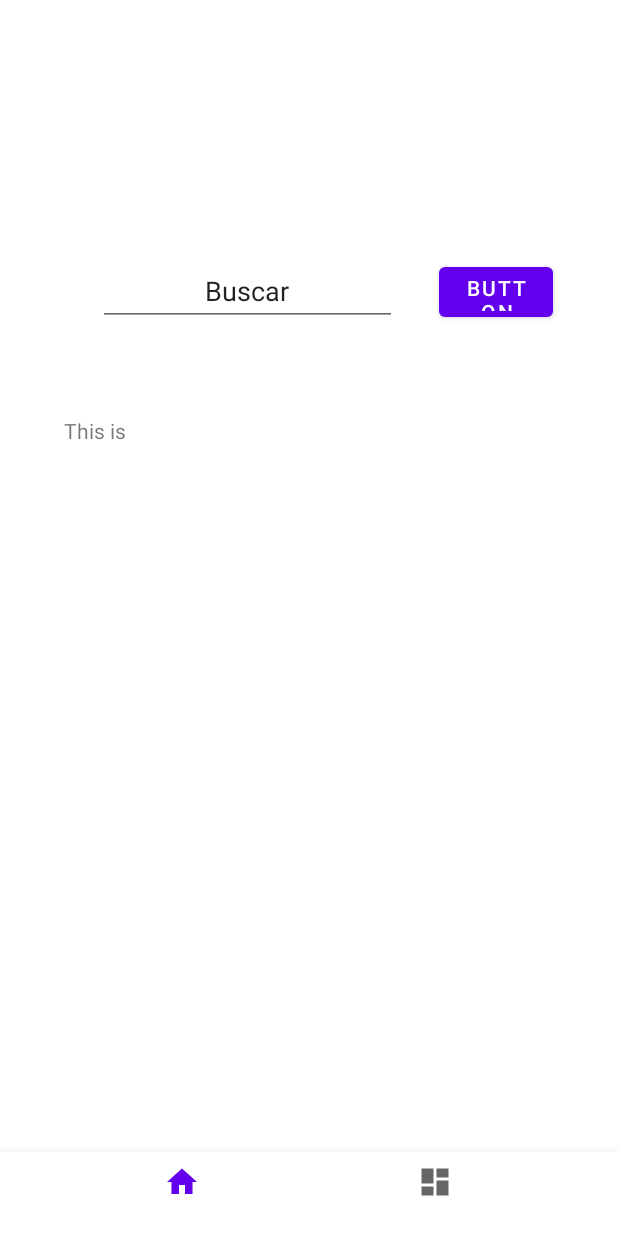
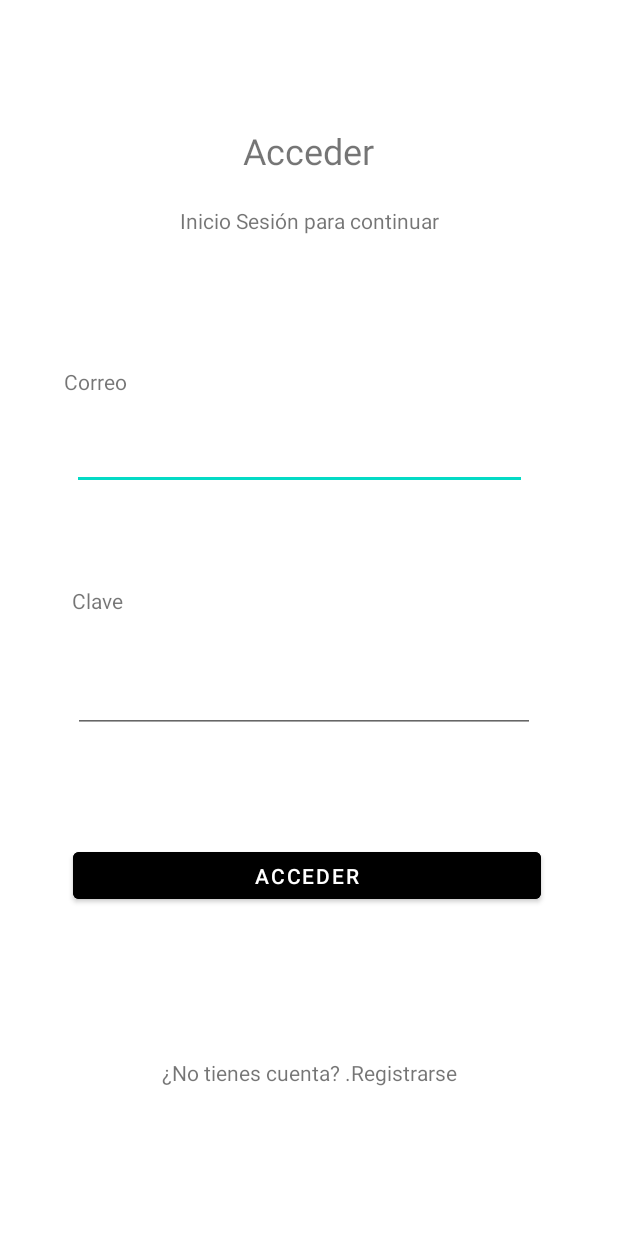
Before and after one commit to MaitenaRosaFiedler03/Organiko, an Android app: the screen it shows after launch (MainActivity before the commit, LoginActivity after it), on a phone screen of 412 x 824 dp. Run offline under Robolectric (Android 15) with nearby library versions, the phone set to English and light mode, and no system bars; our stand-ins replace Firebase (no records; nobody signed in at launch, a user with empty details on screens opened directly).

Commit message:
funciona inicio sesion y registro

```diff
--- a/app/build.gradle
+++ b/app/build.gradle
@@ -51,4 +51,8 @@ dependencies {
     implementation 'com.squareup.picasso:picasso:2.71828'
     implementation 'com.google.android.material:material:1.0.0'
     implementation 'com.squareup.retrofit2:converter-gson:2.5.0'
+    implementation 'com.google.firebase:firebase-analytics:17.2.1'
+    implementation 'com.google.firebase:firebase-database:19.2.0'
+    implementation 'com.google.firebase:firebase-auth:19.4.0'
+    implementation 'com.google.firebase:firebase-storage:19.2.0'
 }
--- /dev/null
+++ b/app/src/main/java/com/example/organiko1/Activity/LoginActivity.java
@@ -0,0 +1,111 @@
+package com.example.organiko1.Activity;
+
+import static androidx.constraintlayout.widget.Constraints.TAG;
+
+import androidx.annotation.NonNull;
+import androidx.annotation.Nullable;
+import androidx.appcompat.app.AppCompatActivity;
+
+import android.app.ProgressDialog;
+import android.content.Context;
+import android.content.Intent;
+import android.content.SharedPreferences;
+import android.os.Bundle;
+import android.text.TextUtils;
+import android.util.Log;
+import android.view.View;
+import android.widget.Button;
+import android.widget.EditText;
+import android.widget.TextView;
+import android.widget.Toast;
+
+import com.example.organiko1.R;
+import com.example.organiko1.databinding.ActivityLoginBinding;
+import com.google.android.gms.tasks.OnCompleteListener;
+import com.google.android.gms.tasks.Task;
+import com.google.firebase.auth.AuthResult;
+import com.google.firebase.auth.FirebaseAuth;
+import com.google.firebase.auth.FirebaseUser;
+import com.google.firebase.database.DataSnapshot;
+import com.google.firebase.database.DatabaseError;
+import com.google.firebase.database.DatabaseReference;
+import com.google.firebase.database.FirebaseDatabase;
+import com.google.firebase.database.ValueEventListener;
+
+public class LoginActivity extends AppCompatActivity {
+
+        private ActivityLoginBinding binding;
+
+        @Override
+        protected void onCreate(@Nullable Bundle savedInstanceState) {
+            super.onCreate(savedInstanceState);
+            binding = ActivityLoginBinding.inflate(getLayoutInflater());
+            View view = binding.getRoot();
+            setContentView(view);
+
+            EditText email = findViewById(R.id.email);
+            EditText password = findViewById(R.id.psswrd);
+            Button acceder = findViewById(R.id.acceder);
+
+            TextView registro = findViewById(R.id.registro);
+
+
+            registro.setOnClickListener(new View.OnClickListener() {
+                @Override
+                public void onClick(View view) {
+                    Intent intent = new Intent(LoginActivity.this, RegisterActivity.class);
+                    startActivity(intent);
+                }
+            });
+            FirebaseAuth auth;
+
+            //TODO(4): inicializar el atributo auth a la instancia de FirebaseAuth
+            auth = FirebaseAuth.getInstance();
+
+
+            acceder.setOnClickListener( new View.OnClickListener() {
+                @Override
+                public void onClick(View v) {
+
+                    ProgressDialog pd = showProgressDialog(LoginActivity.this);
+
+                    String email1 = email.getText().toString();
+                    String password1 = password.getText().toString();
+
+                    //si el email o la contraseñ a estan vacios manda mensaje de error
+                    if (TextUtils.isEmpty(email1) || TextUtils.isEmpty(password1)) {
+                        Toast.makeText(LoginActivity.this, getText(R.string.camposObligatoriosMessg), Toast.LENGTH_SHORT).show();
+                    } else {
+                        auth.signInWithEmailAndPassword(email1, password1)
+                                .addOnCompleteListener(LoginActivity.this, new OnCompleteListener<AuthResult>() {
+                                    @Override
+                                    public void onComplete(@androidx.annotation.NonNull Task<AuthResult> task) {
+                                        if (task.isSuccessful()) {
+
+                                            // El inicio de sesión fue exitoso
+                                            String token =  task.getResult().getUser().getIdToken(true).toString();
+                                            FirebaseUser user = auth.getCurrentUser();
+                                           Intent intent = new Intent(LoginActivity.this, MainActivity.class);
+                                           intent.putExtra("token", token);
+                                            intent.addFlags(Intent.FLAG_ACTIVITY_NEW_TASK | Intent.FLAG_ACTIVITY_CLEAR_TASK);
+                                            startActivity(intent);
+                                            finish();
+                                        } else {
+                                            // El inicio de sesión falló
+                                            Toast.makeText(LoginActivity.this, "Inicio de sesión fallido.",
+                                                    Toast.LENGTH_SHORT).show();
+                                        }
+                                    }
+                                });
+                    }
+                }
+            });
+        }
+
+        ProgressDialog showProgressDialog(Context context) {
+            final ProgressDialog pd = new ProgressDialog(LoginActivity.this);
+            pd.setMessage(context.getString(R.string.espere));
+            pd.show();
+            return pd;
+        }
+}
--- a/app/src/main/java/com/example/organiko1/Activity/SplashScreen.java
+++ b/app/src/main/java/com/example/organiko1/Activity/SplashScreen.java
@@ -21,7 +21,7 @@ public class SplashScreen extends Activity {
         handler.postDelayed(new Runnable() {
             @Override
             public void run() {
-                Intent intent = new Intent( SplashScreen.this, MainActivity.class);
+                Intent intent = new Intent( SplashScreen.this, LoginActivity.class);
                 startActivity(intent);
                 finish();
             }
--- a/app/src/main/java/com/example/organiko1/Activity/viewDrinkActivity.java
+++ b/app/src/main/java/com/example/organiko1/Activity/viewDrinkActivity.java
@@ -2,6 +2,7 @@ package com.example.organiko1.Activity;
 
 import android.os.Bundle;
 import android.util.Log;
+import android.widget.ImageView;
 import android.widget.TextView;
 
 import androidx.appcompat.app.AppCompatActivity;
@@ -10,6 +11,7 @@ import com.example.organiko1.Class.OneDrink.Drink;
 import com.example.organiko1.Class.OneDrink.Drinks;
 import com.example.organiko1.R;
 import com.example.organiko1.Service.DrinkService;
+import com.squareup.picasso.Picasso;
 
 import retrofit2.Call;
 import retrofit2.Callback;
@@ -22,6 +24,7 @@ public class viewDrinkActivity extends AppCompatActivity {
 
     private TextView nombrDrink;
     private TextView ingredientes;
+    private ImageView foto ;
     private TextView pasos;
     private Drink bebe;
 
@@ -32,6 +35,7 @@ public class viewDrinkActivity extends AppCompatActivity {
 
         nombrDrink = (TextView)findViewById(R.id.nombreTrago);
         ingredientes = (TextView)findViewById(R.id.ingredientes);
+        foto = (ImageView) findViewById(R.id.foto);
         pasos = (TextView)findViewById(R.id.pasos);
 
 
@@ -56,7 +60,7 @@ public class viewDrinkActivity extends AppCompatActivity {
                         if (respon != null && respon.getDrinks() != null && !respon.getDrinks().isEmpty()) {
 
                             bebe = respon.getDrinks().get(0);
-
+                            Picasso.get().load(bebe.getStrDrinkThumb()).into(foto);
                             nombrDrink.setText(bebe.getStrDrink());
                             setIngredientes(ingredientes, bebe);
                             //pasos.setText(bebe.getStrInstructions());
--- /dev/null
+++ b/app/src/main/res/drawable/corazon_select.xml
@@ -0,0 +1,6 @@
+<vector android:height="22.8dp" android:viewportHeight="19"
+    android:viewportWidth="20" android:width="24dp" xmlns:android="http://schemas.android.com/apk/res/android">
+    <path android:fillColor="#FFD506" android:fillType="evenOdd"
+        android:pathData="M10,18.35L8.55,17.03C3.4,12.36 0,9.28 0,5.5C0,2.42 2.42,0 5.5,0C7.24,0 8.91,0.81 10,2.09C11.09,0.81 12.76,0 14.5,0C17.58,0 20,2.42 20,5.5C20,9.28 16.6,12.36 11.45,17.04L10,18.35Z"
+        android:strokeColor="#00000000" android:strokeWidth="1"/>
+</vector>
--- /dev/null
+++ b/app/src/main/res/drawable/corazon_vacio.xml
@@ -0,0 +1,6 @@
+<vector android:height="22.8dp" android:viewportHeight="19"
+    android:viewportWidth="20" android:width="24dp" xmlns:android="http://schemas.android.com/apk/res/android">
+    <path android:fillColor="#1D1D1D" android:fillType="evenOdd"
+        android:pathData="M10,18.35L8.55,17.03C3.4,12.36 0,9.28 0,5.5C0,2.42 2.42,0 5.5,0C7.24,0 8.91,0.81 10,2.09C11.09,0.81 12.76,0 14.5,0C17.58,0 20,2.42 20,5.5C20,9.28 16.6,12.36 11.45,17.04L10,18.35Z"
+        android:strokeColor="#00000000" android:strokeWidth="1"/>
+</vector>
--- /dev/null
+++ b/app/src/main/res/layout/activity_login.xml
@@ -0,0 +1,113 @@
+<?xml version="1.0" encoding="utf-8"?>
+<androidx.constraintlayout.widget.ConstraintLayout xmlns:android="http://schemas.android.com/apk/res/android"
+    xmlns:app="http://schemas.android.com/apk/res-auto"
+    xmlns:tools="http://schemas.android.com/tools"
+    android:layout_width="match_parent"
+    android:layout_height="match_parent"
+    tools:context=".Activity.LoginActivity">
+
+    <TextView
+        android:id="@+id/Acceder"
+        android:layout_width="111dp"
+        android:layout_height="32dp"
+        android:text="@string/acceder"
+        android:textAlignment="center"
+        android:textSize="24sp"
+        app:layout_constraintBottom_toBottomOf="parent"
+        app:layout_constraintEnd_toEndOf="parent"
+        app:layout_constraintHorizontal_bias="0.498"
+        app:layout_constraintStart_toStartOf="parent"
+        app:layout_constraintTop_toTopOf="parent"
+        app:layout_constraintVertical_bias="0.106"
+        tools:text="@string/acceder" />
+
+    <TextView
+        android:id="@+id/texto3"
+        android:layout_width="wrap_content"
+        android:layout_height="wrap_content"
+        android:layout_marginTop="21dp"
+        android:text="@string/texto4"
+        app:layout_constraintBottom_toBottomOf="parent"
+        app:layout_constraintEnd_toEndOf="parent"
+        app:layout_constraintStart_toStartOf="parent"
+        app:layout_constraintTop_toBottomOf="@+id/Acceder"
+        app:layout_constraintVertical_bias="0.0" />
+
+    <TextView
+        android:id="@+id/texto4"
+        android:layout_width="wrap_content"
+        android:layout_height="wrap_content"
+        android:layout_marginTop="88dp"
+        android:text="@string/correo"
+        app:layout_constraintBottom_toBottomOf="parent"
+        app:layout_constraintEnd_toEndOf="parent"
+        app:layout_constraintHorizontal_bias="0.116"
+        app:layout_constraintStart_toStartOf="parent"
+        app:layout_constraintTop_toBottomOf="@+id/texto3"
+        app:layout_constraintVertical_bias="0.0" />
+
+    <EditText
+        android:id="@+id/email"
+        android:layout_width="303dp"
+        android:layout_height="33dp"
+        android:layout_marginTop="20dp"
+        android:ems="10"
+        android:inputType="textEmailAddress"
+        app:layout_constraintBottom_toBottomOf="parent"
+        app:layout_constraintEnd_toEndOf="parent"
+        app:layout_constraintHorizontal_bias="0.444"
+        app:layout_constraintStart_toStartOf="parent"
+        app:layout_constraintTop_toBottomOf="@+id/texto4"
+        app:layout_constraintVertical_bias="0.018" />
+
+    <TextView
+        android:id="@+id/texto5"
+        android:layout_width="wrap_content"
+        android:layout_height="wrap_content"
+        android:layout_marginTop="64dp"
+        android:text="@string/clave"
+        app:layout_constraintBottom_toBottomOf="parent"
+        app:layout_constraintEnd_toEndOf="parent"
+        app:layout_constraintHorizontal_bias="0.127"
+        app:layout_constraintStart_toStartOf="parent"
+        app:layout_constraintTop_toBottomOf="@+id/email"
+        app:layout_constraintVertical_bias="0.0" />
+
+    <EditText
+        android:id="@+id/psswrd"
+        android:layout_width="308dp"
+        android:layout_height="37dp"
+        android:ems="10"
+        android:inputType="textPassword"
+        app:layout_constraintBottom_toBottomOf="parent"
+        app:layout_constraintEnd_toEndOf="parent"
+        app:layout_constraintHorizontal_bias="0.466"
+        app:layout_constraintStart_toStartOf="parent"
+        app:layout_constraintTop_toBottomOf="@+id/texto5"
+        app:layout_constraintVertical_bias="0.109" />
+
+    <Button
+        android:id="@+id/acceder"
+        android:layout_width="312dp"
+        android:layout_height="43dp"
+        android:layout_marginTop="56dp"
+        android:backgroundTint="@color/black"
+        android:text="@string/acceder"
+        app:iconTint="@color/black"
+        app:layout_constraintBottom_toBottomOf="parent"
+        app:layout_constraintEnd_toEndOf="parent"
+        app:layout_constraintHorizontal_bias="0.484"
+        app:layout_constraintStart_toStartOf="parent"
+        app:layout_constraintTop_toBottomOf="@+id/psswrd"
+        app:layout_constraintVertical_bias="0.074" />
+
+    <TextView
+        android:id="@+id/registro"
+        android:layout_width="wrap_content"
+        android:layout_height="wrap_content"
+        android:text="@string/registrar"
+        app:layout_constraintBottom_toBottomOf="parent"
+        app:layout_constraintEnd_toEndOf="parent"
+        app:layout_constraintStart_toStartOf="parent"
+        app:layout_constraintTop_toBottomOf="@+id/acceder" />
+</androidx.constraintlayout.widget.ConstraintLayout>
--- a/app/src/main/res/xml/backup_rules.xml
+++ b/app/src/main/res/xml/backup_rules.xml
@@ -6,8 +6,8 @@
    See https://developer.android.com/about/versions/12/backup-restore
 -->
 <full-backup-content>
-    <!--
+
    <include domain="sharedpref" path="."/>
    <exclude domain="sharedpref" path="device.xml"/>
--->
+
 </full-backup-content>
```
Also changed, not shown: app/src/main/AndroidManifest.xml (+17 -2 lines), app/src/main/java/com/example/organiko1/Activity/MainActivity.java (+16 -0 lines), app/src/main/java/com/example/organiko1/Activity/RegisterActivity.java (added, +102 -0 lines), app/src/main/res/layout/activity_drink_view.xml (+15 -3 lines), app/src/main/res/layout/activity_register.xml (added, +95 -0 lines), app/src/main/res/values/strings.xml (+6 -8 lines), app/src/main/res/drawable-v24/ajustes.png (renamed from app/src/main/res/drawable-v24/corazon.png).
